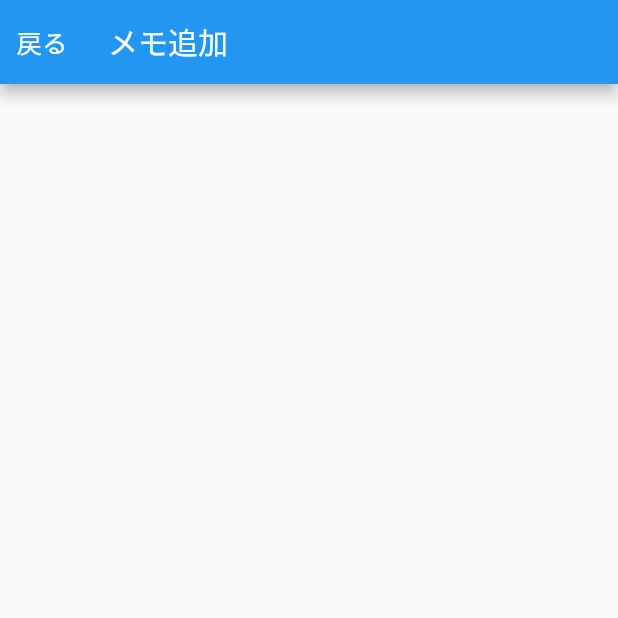
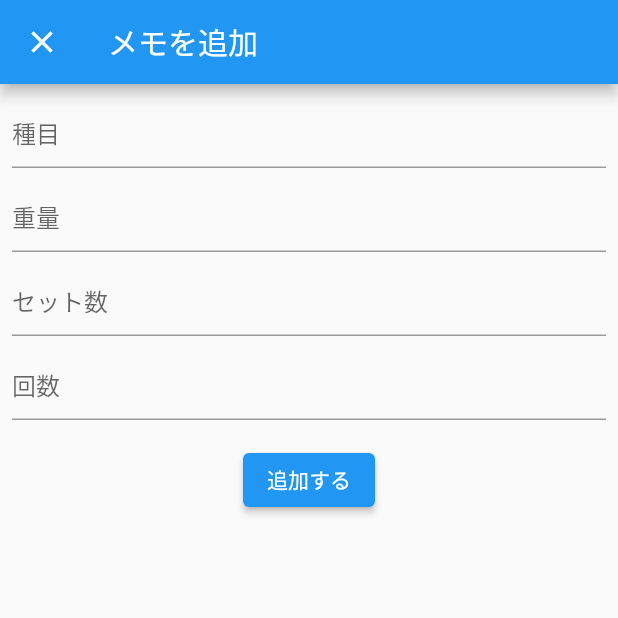
Before and after one commit to kiichi7580/Muscle_training_app, a Flutter app: the screen it shows after launch, item 2 of the bottom bar chosen, after a tap on the "add" icon, on a phone screen of 412 x 824 dp, the top half of it. Run offline on Flutter 3.47's test engine with Material 2 defaults, Android fonts, the phone set to English and light mode, and no system bars; our stand-ins replace audioplayers, cloud_firestore, firebase_core, flutter_riverpod, flutter_slidable, table_calendar; accounts and stored records are empty.

Commit message:
メモの追加・編集・削除機能を追加

```diff
--- a/lib/app.dart
+++ b/lib/app.dart
@@ -1,9 +1,9 @@
 import 'package:flutter/material.dart';
 import 'package:flutter_riverpod/flutter_riverpod.dart';
 
-import 'view/calendar/calendar.dart';
-import 'view/memo/memo.dart';
-import 'view/timer/timer.dart';
+import 'view/calendar/calendar_page.dart';
+import 'view/memo/memo_page.dart';
+import 'view/timer/timer_page.dart';
 
 
 // プロバイダー
--- /dev/null
+++ b/lib/domain/memo.dart
@@ -0,0 +1,8 @@
+class Memo {
+  Memo(this.id, this.event, this.weight, this.set, this.rep);
+  String id;
+  String event;
+  String weight;
+  String set;
+  String rep;
+}
--- /dev/null
+++ b/lib/view/memo/add_memo.dart
@@ -0,0 +1,108 @@
+import 'package:flutter/material.dart';
+import 'package:cloud_firestore/cloud_firestore.dart';
+
+import 'package:flutter/rendering.dart';
+import 'package:muscle_training_app/domain/memo.dart';
+import 'package:provider/provider.dart';
+import 'package:muscle_training_app/view_model/memo_model/add_memo_model.dart';
+import 'package:muscle_training_app/view/memo/table_memo.dart';
+
+class AddMemoPage extends StatelessWidget {
+  @override
+  Widget build(BuildContext context) {
+    return ChangeNotifierProvider<AddMemoModel>(
+      create: (_) => AddMemoModel(),
+      child: Scaffold(
+        appBar: AppBar(
+          title: const Text('メモを追加'),
+        ),
+        body: Center(
+          child: Consumer<AddMemoModel>(builder: (context, model, child) {
+            return Stack(
+              children: [
+                Padding(
+                  padding: const EdgeInsets.all(8.0),
+                  child: Column(
+                    children: [
+                      TextField(
+                        decoration: InputDecoration(
+                          hintText: '種目',
+                        ),
+                        onChanged: (text) {
+                          model.event = text;
+                        },
+                      ),
+                      SizedBox(
+                        height: 8,
+                      ),
+                      TextField(
+                        decoration: InputDecoration(
+                          hintText: '重量',
+                        ),
+                        onChanged: (text) {
+                          model.weight = text;
+                        },
+                      ),
+                      SizedBox(
+                        height: 8,
+                      ),
+                      TextField(
+                        decoration: InputDecoration(
+                          hintText: 'セット数',
+                        ),
+                        onChanged: (text) {
+                          model.set = text;
+                        },
+                      ),
+                      SizedBox(
+                        height: 8,
+                      ),
+                      TextField(
+                        decoration: InputDecoration(
+                          hintText: '回数',
+                        ),
+                        onChanged: (text) {
+                          model.rep = text;
+                        },
+                      ),
+                      SizedBox(
+                        height: 16,
+                      ),
+                      ElevatedButton(
+                        onPressed: () async {
+                          //追加の処理
+                          try {
+                            model.startLoding();
+                            await model.addMemo();
+                          } catch (e) {
+                            print(e);
+                            final snackBar = SnackBar(
+                              backgroundColor: Colors.red,
+                              content: Text(e.toString()),
+                            );
+                            ScaffoldMessenger.of(context)
+                                .showSnackBar(snackBar);
+                          } finally {
+                            model.endLoding();
+                          }
+                        },
+                        child: Text('追加する'),
+                      ),
+                    ],
+                  ),
+                ),
+                if (model.isLoding)
+                  Container(
+                    color: Colors.black54,
+                    child: Center(
+                      child: CircularProgressIndicator(),
+                    ),
+                  ),
+              ],
+            );
+          }),
+        ),
+      ),
+    );
+  }
+}
--- a/lib/view/memo/memo.dart
+++ /dev/null
@@ -1,59 +0,0 @@
-import 'package:flutter/material.dart';
-import 'package:cloud_firestore/cloud_firestore.dart';
-
-import 'package:audioplayers/audioplayers.dart';
-
-import 'memo_add.dart';
-
-
-class MemoPage extends StatelessWidget {
-
-  final Stream<QuerySnapshot> _usersStream =
-      FirebaseFirestore.instance.collection('books').snapshots();
-
-  @override
-  Widget build(BuildContext context) {
-    return Scaffold(
-      appBar: AppBar(
-        title: const Text('メモ'),
-      ),
-      body: Center(
-          child: StreamBuilder<QuerySnapshot>(
-            stream: _usersStream,
-            builder: (BuildContext context,
-                AsyncSnapshot<QuerySnapshot> snapshot) {
-
-              if (snapshot.connectionState == ConnectionState.waiting) {
-                return Text("Loading");
-              }
-
-
-              return ListView(
-                children: snapshot.data!.docs.map((DocumentSnapshot document) {
-                  Map<String, dynamic> data =
-                  document.data() as Map<String, dynamic>;
-                  return ListTile(
-                    title: Text(data['title'] as String),
-                    subtitle: Text(data['author']as String),
-                  );
-                }).toList(),
-              );
-            },
-          )
-      ),
-        floatingActionButton:FloatingActionButton(
-          onPressed: () {
-            // メモ追加の画面に遷移
-            Navigator.push(
-              context,
-              MaterialPageRoute(
-                builder: (context) => MemoAddPage(),
-              ),
-            );
-          },
-          tooltip: '新しいメモを追加',
-          child: const Icon(Icons.add),
-        ),
-    );
-  }
-}
--- a/lib/view/memo/memo_add.dart
+++ /dev/null
@@ -1,69 +0,0 @@
-import 'package:flutter/material.dart';
-import 'package:cloud_firestore/cloud_firestore.dart';
-
-import 'package:audioplayers/audioplayers.dart';
-
-
-class MemoAddPage extends StatelessWidget {
-
-  final Stream<QuerySnapshot> _usersStream =
-  FirebaseFirestore.instance.collection('books').snapshots();
-
-  @override
-  Widget build(BuildContext context) {
-    return Scaffold(
-      appBar: AppBar(
-        title: const Text('メモ追加'),
-        leading: TextButton(
-          onPressed: () {
-            // 元の画面に戻る
-            Navigator.pop(context);
-            },
-          child: Text('戻る',
-            style: TextStyle(
-              fontSize: 17,
-              color: Colors.white,
-            ),
-          ),
-        ),
-      ),
-      body: Center(
-          child: StreamBuilder<QuerySnapshot>(
-            stream: _usersStream,
-            builder: (BuildContext context,
-                AsyncSnapshot<QuerySnapshot> snapshot) {
-
-              if (snapshot.connectionState == ConnectionState.waiting) {
-                return Text("Loading");
-              }
-
-
-              return ListView(
-                children: snapshot.data!.docs.map((DocumentSnapshot document) {
-                  Map<String, dynamic> data =
-                  document.data() as Map<String, dynamic>;
-                  return ListTile(
-                    title: Text(data['title'] as String),
-                    subtitle: Text(data['author']as String),
-                  );
-                }).toList(),
-              );
-            },
-          )
-      ),
-    );
-    // floatingActionButton:FloatingActionButton(
-    //   onPressed: () {
-        // メモ追加の画面に遷移
-        // Navigator.push(
-        //     context,
-        //     MaterialPageRoute(
-        //         builder: (context) => )
-        // )
-      // }
-      // tooltip: '新しいメモを追加',
-
-
-    // );
-  }
-}
--- /dev/null
+++ b/lib/view/memo/memo_page.dart
@@ -0,0 +1,165 @@
+import 'package:flutter/material.dart';
+import 'package:cloud_firestore/cloud_firestore.dart';
+
+import 'package:muscle_training_app/view/memo/add_memo.dart';
+import 'package:muscle_training_app/view_model/memo_model/memo_model.dart';
+import 'package:muscle_training_app/view/memo/edit_memo.dart';
+import 'package:flutter_slidable/flutter_slidable.dart';
+import 'package:provider/provider.dart';
+import 'package:muscle_training_app/domain/memo.dart';
+// import '../login/login_page.dart';
+
+class MemoPage extends StatelessWidget {
+  @override
+  Widget build(BuildContext context) {
+    return ChangeNotifierProvider<MemoModel>(
+      create: (_) => MemoModel()..fetchMemo(),
+      child: Scaffold(
+        appBar: AppBar(
+          title: const Text('メモ'),
+          // actions: [
+          //   IconButton(
+          //     onPressed: () async {
+          //       await Navigator.push(
+          //         context,
+          //         MaterialPageRoute(
+          //           builder: (context) => LoginPage(),
+          //           fullscreenDialog: true,
+          //         ),
+          //       );
+          //     },
+          //     icon: Icon(Icons.person),
+          //   ),
+          // ],
+        ),
+        body: Center(
+          child: Consumer<MemoModel>(builder: (context, model, child) {
+            final List<Memo>? memos = model.memos;
+
+            if (memos == null) {
+              return CircularProgressIndicator();
+            }
+
+            final List<Widget> widgets = memos
+                .map(
+                  (memo) => Slidable(
+                    child: ListTile(
+                      title: Text(memo.event),
+                      subtitle: Text(memo.weight),
+                    ),
+                    endActionPane: ActionPane(
+                      motion: ScrollMotion(),
+                      children: [
+                        SlidableAction(
+                          // An action can be bigger than the others.
+                          onPressed: (BuildContext context) async {
+                            //編集画面に遷移
+                            final String? event = await Navigator.push(
+                              context,
+                              MaterialPageRoute(
+                                builder: (context) => EditMemoPage(memo),
+                              ),
+                            );
+
+                            if (event != null) {
+                              final snackBar = SnackBar(
+                                backgroundColor: Colors.green,
+                                content: Text('$eventを編集しました'),
+                              );
+                              ScaffoldMessenger.of(context)
+                                  .showSnackBar(snackBar);
+                            }
+                            model.fetchMemo();
+                          },
+                          backgroundColor: Colors.black45,
+                          foregroundColor: Colors.white,
+                          icon: Icons.edit,
+                          label: '編集',
+                        ),
+                        SlidableAction(
+                          onPressed: (BuildContext context) async {
+                            //削除しますか？って聞いて、はいだったら削除
+                            await showConfirmDialog(context, memo, model);
+                          },
+                          backgroundColor: Colors.red,
+                          foregroundColor: Colors.white,
+                          icon: Icons.delete,
+                          label: '削除',
+                        ),
+                      ],
+                    ),
+                  ),
+                )
+                .toList();
+            return ListView(
+              children: widgets,
+            );
+          }),
+        ),
+        floatingActionButton:
+            Consumer<MemoModel>(builder: (context, model, child) {
+          return FloatingActionButton(
+            onPressed: () async {
+              //画面遷移
+              final bool? added = await Navigator.push(
+                context,
+                MaterialPageRoute(
+                  builder: (context) => AddMemoPage(),
+                  fullscreenDialog: true,
+                ),
+              );
+
+              if (added != null && added) {
+                final snackBar = SnackBar(
+                  backgroundColor: Colors.green,
+                  content: Text('メモを追加しました'),
+                );
+                ScaffoldMessenger.of(context).showSnackBar(snackBar);
+              }
+              model.fetchMemo();
+            },
+            tooltip: 'メモを追加する',
+            child: Icon(Icons.add),
+          );
+        }),
+      ),
+    );
+  }
+
+  Future showConfirmDialog(
+    BuildContext context,
+    Memo memo,
+    MemoModel model,
+  ) {
+    return showDialog(
+        context: context,
+        barrierDismissible: false,
+        builder: (BuildContext context) {
+          return AlertDialog(
+            title: Text("削除の確認"),
+            content: Text("『${memo.event}』を削除しますか？"),
+            actions: [
+              TextButton(
+                  child: Text("いいえ"),
+                  onPressed: () {
+                    Navigator.pop(context);
+                  }),
+              TextButton(
+                child: Text("はい"),
+                onPressed: () async {
+                  //modelで削除
+                  await model.delete(memo);
+                  Navigator.pop(context);
+                  final snackBar = SnackBar(
+                    backgroundColor: Colors.red,
+                    content: Text('${memo.event}を削除しました'),
+                  );
+                  model.fetchMemo();
+                  ScaffoldMessenger.of(context).showSnackBar(snackBar);
+                },
+              ),
+            ],
+          );
+        });
+  }
+}
--- /dev/null
+++ b/lib/view/memo/table_memo.dart
@@ -0,0 +1,44 @@
+import 'package:flutter/material.dart';
+import 'package:muscle_training_app/domain/memo.dart';
+
+class Table extends StatelessWidget {
+  final List<Memo> memoList = [];
+  final GlobalKey<FormState> formKey = GlobalKey<FormState>();
+
+  @override
+  Widget build(BuildContext context) {
+    return MaterialApp(
+      home: Scaffold(
+        appBar: AppBar(
+          title: Text('User Data Table'),
+        ),
+        body: SingleChildScrollView(
+          child: Column(
+            children: [
+              DataTable(
+                columns: [
+                  DataColumn(label: Text('種目', textAlign: TextAlign.center)),
+                  DataColumn(label: Text('重量', textAlign: TextAlign.center)),
+                  DataColumn(label: Text('セット数', textAlign: TextAlign.center)),
+                  DataColumn(label: Text('回数', textAlign: TextAlign.center)),
+                ],
+                rows: memoList.map((data) {
+                  return DataRow(cells: [
+                    DataCell(Text(data.event, textAlign: TextAlign.center)),
+                    DataCell(Text(
+                        data.weight != null ? data.weight.toString() : '-',
+                        textAlign: TextAlign.center)),
+                    DataCell(Text(data.set != null ? data.set.toString() : '-',
+                        textAlign: TextAlign.center)),
+                    DataCell(Text(data.rep != null ? data.rep.toString() : '-',
+                        textAlign: TextAlign.center)),
+                  ]);
+                }).toList(),
+              ),
+            ],
+          ),
+        ),
+      ),
+    );
+  }
+}
--- /dev/null
+++ b/lib/view_model/memo_model/add_memo_model.dart
@@ -0,0 +1,49 @@
+import 'dart:io';
+
+import 'package:cloud_firestore/cloud_firestore.dart';
+import 'package:flutter/material.dart';
+
+class AddMemoModel extends ChangeNotifier {
+  String? event;
+  String? weight;
+  String? set;
+  String? rep;
+  bool isLoding = false;
+
+  void startLoding() {
+    isLoding = true;
+    notifyListeners();
+  }
+
+  void endLoding() {
+    isLoding = false;
+    notifyListeners();
+  }
+
+  Future addMemo() async {
+    if (event == null || event == "") {
+      throw '種目が入力されていません';
+    }
+    if (weight == null || weight!.isEmpty) {
+      throw '重量が入力されていません';
+    }
+    if (set == null || set!.isEmpty) {
+      throw 'セット数が入力されていません';
+    }
+    if (rep == null || rep!.isEmpty) {
+      throw '回数が入力されていません';
+    }
+
+
+    final doc = FirebaseFirestore.instance.collection('memos').doc();
+
+    // firestoreに追加
+    await doc.set({
+      'event': event,
+      'weight': weight,
+      'set': set,
+      'rep': rep,
+    });
+  }
+
+}
--- a/pubspec.yaml
+++ b/pubspec.yaml
@@ -36,9 +36,11 @@ dependencies:
   firebase_core: ^2.22.0
   cloud_firestore: ^4.13.0
   flutter_riverpod: ^2.4.6
+  provider: ^6.1.1
   intl: ^0.18.1
 
   table_calendar: ^3.0.9
+  flutter_slidable: ^3.0.1
   modal_bottom_sheet: ^2.1.2
   audioplayers: ^5.2.0
 
```
Also changed, not shown: lib/view/memo/edit_memo.dart (added, +104 -0 lines), lib/view_model/memo_model/edit_memo_model.dart (added, +62 -0 lines), lib/view_model/memo_model/memo_model.dart (added, +32 -0 lines), lib/view/calendar/calendar_page.dart (renamed from lib/view/calendar/calendar.dart), lib/view/timer/timer_page.dart (renamed from lib/view/timer/timer.dart), pubspec.lock, 3 other files.
